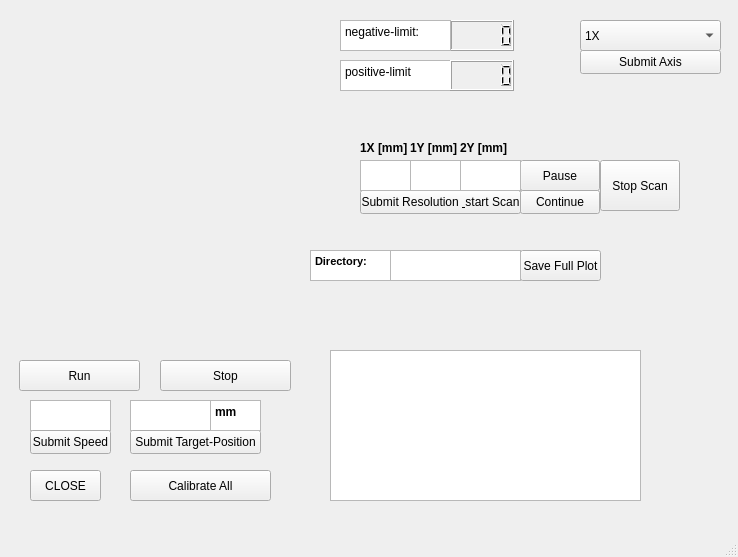
First picture: the form in Real_mainwindow.ui, repository sistrebel/Emittancemeter_control, before the edit.
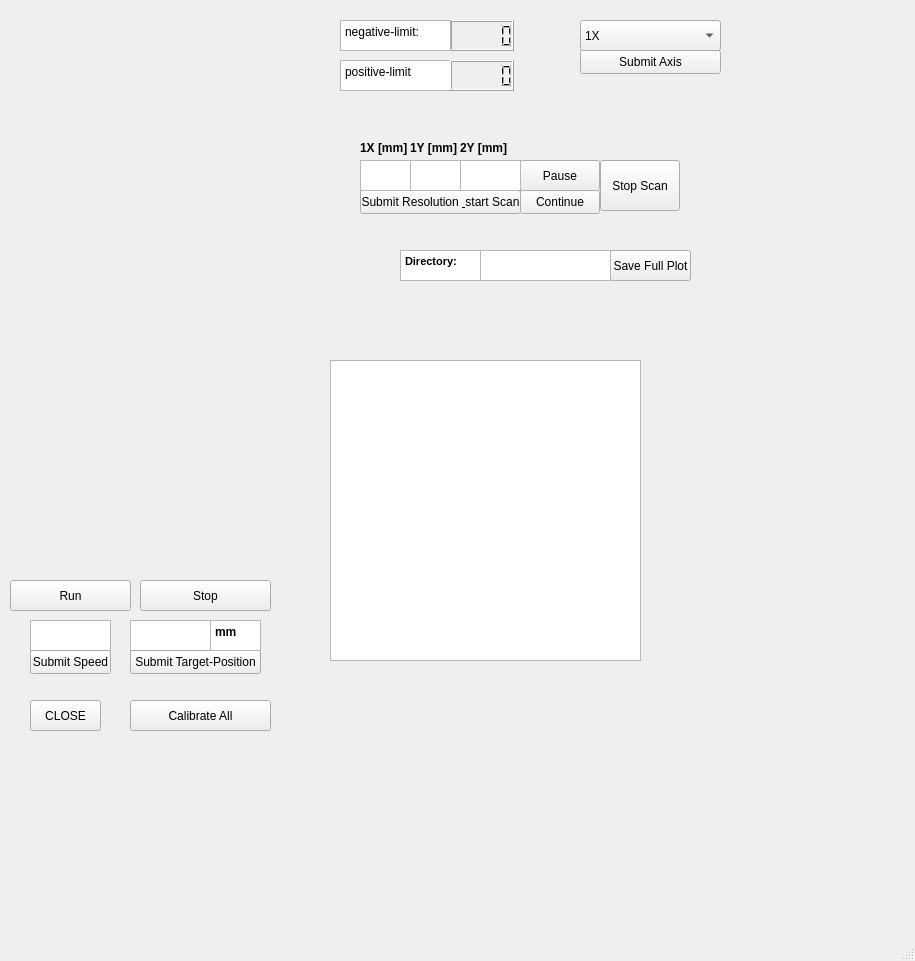
Second picture: the form after the edit. Custom widgets are drawn as their Qt base class.

What changed in the file:
```diff
--- a/Real_mainwindow.ui
+++ b/Real_mainwindow.ui
@@ -6,8 +6,8 @@
    <rect>
     <x>0</x>
     <y>0</y>
-    <width>738</width>
-    <height>557</height>
+    <width>915</width>
+    <height>961</height>
    </rect>
   </property>
   <property name="windowTitle">
@@ -27,8 +27,8 @@
    <widget class="QPushButton" name="RunButton">
     <property name="geometry">
      <rect>
-      <x>19</x>
-      <y>360</y>
+      <x>10</x>
+      <y>580</y>
       <width>121</width>
       <height>31</height>
      </rect>
@@ -40,8 +40,8 @@
    <widget class="QPushButton" name="StopButton">
     <property name="geometry">
      <rect>
-      <x>160</x>
-      <y>360</y>
+      <x>140</x>
+      <y>580</y>
       <width>131</width>
       <height>31</height>
      </rect>
@@ -54,7 +54,7 @@
     <property name="geometry">
      <rect>
       <x>30</x>
-      <y>470</y>
+      <y>700</y>
       <width>71</width>
       <height>31</height>
      </rect>
@@ -80,7 +80,7 @@
     <property name="geometry">
      <rect>
       <x>30</x>
-      <y>400</y>
+      <y>620</y>
       <width>81</width>
       <height>31</height>
      </rect>
@@ -90,7 +90,7 @@
     <property name="geometry">
      <rect>
       <x>30</x>
-      <y>430</y>
+      <y>650</y>
       <width>81</width>
       <height>24</height>
      </rect>
@@ -153,7 +153,7 @@
     <property name="geometry">
      <rect>
       <x>130</x>
-      <y>400</y>
+      <y>620</y>
       <width>81</width>
       <height>31</height>
      </rect>
@@ -173,7 +173,7 @@
     <property name="geometry">
      <rect>
       <x>130</x>
-      <y>430</y>
+      <y>650</y>
       <width>131</width>
       <height>24</height>
      </rect>
@@ -186,7 +186,7 @@
     <property name="geometry">
      <rect>
       <x>210</x>
-      <y>400</y>
+      <y>620</y>
       <width>51</width>
       <height>31</height>
      </rect>
@@ -206,16 +206,16 @@
     <property name="geometry">
      <rect>
       <x>330</x>
-      <y>350</y>
+      <y>360</y>
       <width>311</width>
-      <height>151</height>
+      <height>301</height>
      </rect>
     </property>
    </widget>
    <widget class="QPushButton" name="SavePlotButton">
     <property name="geometry">
      <rect>
-      <x>520</x>
+      <x>610</x>
       <y>250</y>
       <width>81</width>
       <height>31</height>
@@ -228,7 +228,7 @@
    <widget class="QTextBrowser" name="MessageBox_3">
     <property name="geometry">
      <rect>
-      <x>310</x>
+      <x>400</x>
       <y>250</y>
       <width>81</width>
       <height>31</height>
@@ -248,7 +248,7 @@
    <widget class="QTextEdit" name="textEdit_Directory">
     <property name="geometry">
      <rect>
-      <x>390</x>
+      <x>480</x>
       <y>250</y>
       <width>131</width>
       <height>31</height>
@@ -420,7 +420,7 @@
     <property name="geometry">
      <rect>
       <x>130</x>
-      <y>470</y>
+      <y>700</y>
       <width>141</width>
       <height>31</height>
      </rect>
@@ -445,6 +445,16 @@
      <string>Stop Scan</string>
     </property>
    </widget>
+   <widget class="PlotWidget" name="graphWidget_2" native="true">
+    <property name="geometry">
+     <rect>
+      <x>10</x>
+      <y>300</y>
+      <width>301</width>
+      <height>271</height>
+     </rect>
+    </property>
+   </widget>
   </widget>
   <widget class="QMenuBar" name="menubar">
    <property name="geometry">
```
Left out of the diff: 2 changed lines with no effect on the pictures.
